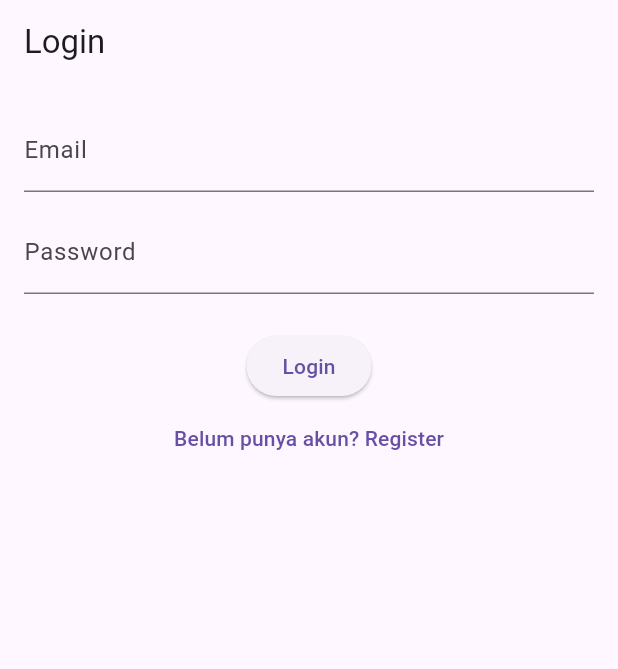
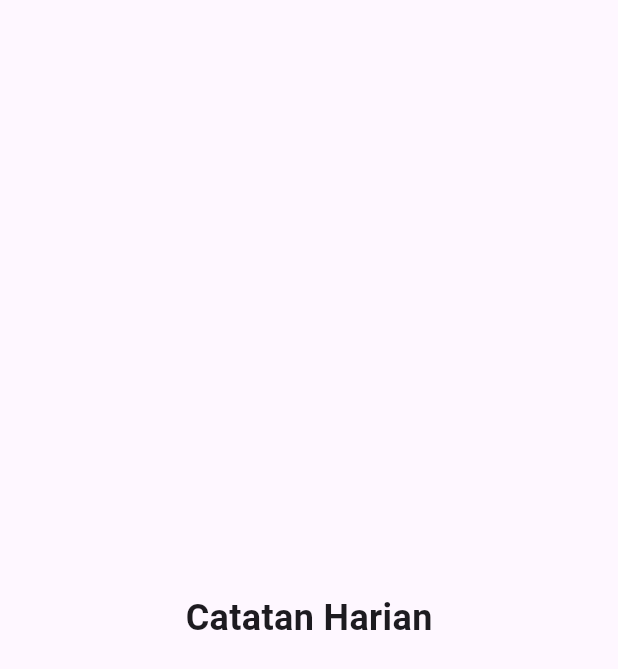
Before and after one commit to Lxtream23/tugas_uas, a Flutter app: the first screen one second after launch, on a phone screen of 412 x 824 dp. Shown: the top 669 px of the screen. Run offline on Flutter 3.47's test engine with Material 3 defaults, Android fonts, the phone set to English and light mode, and no system bars; our stand-ins replace supabase_flutter; accounts and stored records are empty.

Commit message:
menmbahkan splash page

```diff
--- a/lib/main.dart
+++ b/lib/main.dart
@@ -5,6 +5,7 @@ import 'package:tugas_uas/pages/detail_page.dart';
 import 'package:tugas_uas/pages/home_page.dart';
 import 'package:tugas_uas/pages/login_page.dart';
 import 'package:tugas_uas/pages/register_page.dart';
+import 'package:tugas_uas/pages/splash_page.dart';
 
 void main() async {
   await Supabase.initialize(
@@ -19,8 +20,11 @@ class MyApp extends StatelessWidget {
   @override
   Widget build(BuildContext context) {
     return MaterialApp(
-      initialRoute: '/login',
+      debugShowCheckedModeBanner: false,
+      title: 'Catatan Harian',
+      initialRoute: '/',
       routes: {
+        '/': (_) => const SplashPage(),
         '/login': (_) => const LoginPage(),
         '/register': (_) => const RegisterPage(),
         '/home': (_) => const SessionGuard(child: HomePage()),
--- /dev/null
+++ b/lib/pages/splash_page.dart
@@ -0,0 +1,49 @@
+import 'package:flutter/material.dart';
+import 'package:supabase_flutter/supabase_flutter.dart';
+
+class SplashPage extends StatefulWidget {
+  const SplashPage({super.key});
+
+  @override
+  State<SplashPage> createState() => _SplashPageState();
+}
+
+class _SplashPageState extends State<SplashPage> {
+  @override
+  void initState() {
+    super.initState();
+    _checkSession();
+  }
+
+  Future<void> _checkSession() async {
+    await Future.delayed(
+      const Duration(seconds: 1),
+    ); // Bisa diganti logo animasi
+
+    final session = Supabase.instance.client.auth.currentSession;
+
+    if (session != null) {
+      // Masih login
+      if (mounted) {
+        Navigator.pushReplacementNamed(context, '/home');
+      }
+    } else {
+      // Belum login
+      if (mounted) {
+        Navigator.pushReplacementNamed(context, '/login');
+      }
+    }
+  }
+
+  @override
+  Widget build(BuildContext context) {
+    return const Scaffold(
+      body: Center(
+        child: Text(
+          'Catatan Harian',
+          style: TextStyle(fontSize: 24, fontWeight: FontWeight.bold),
+        ),
+      ),
+    );
+  }
+}
```
